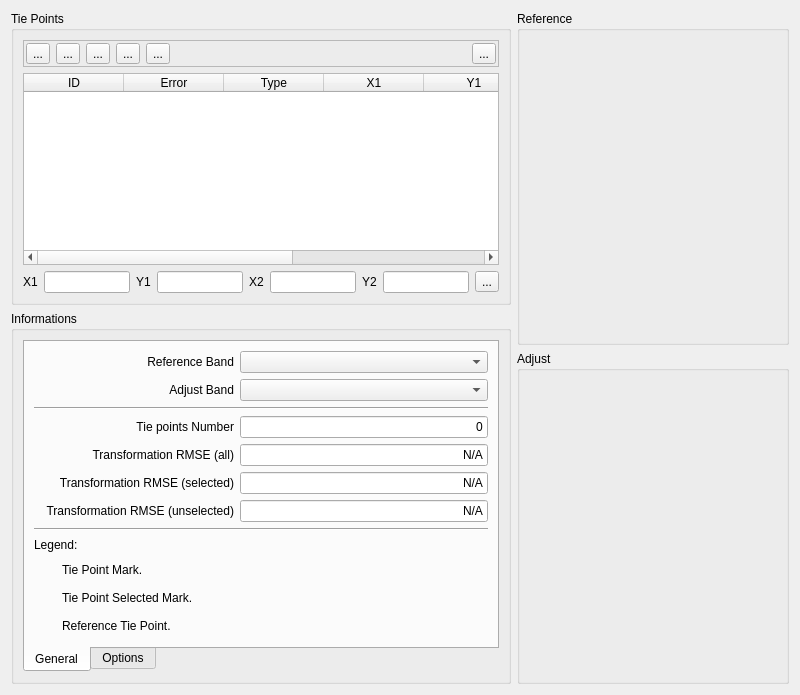
claudiobogossian/terralib5, file src/terralib/qt/widgets/rp/ui/TiePointLocatorWidgetForm.ui: the form before one commit.
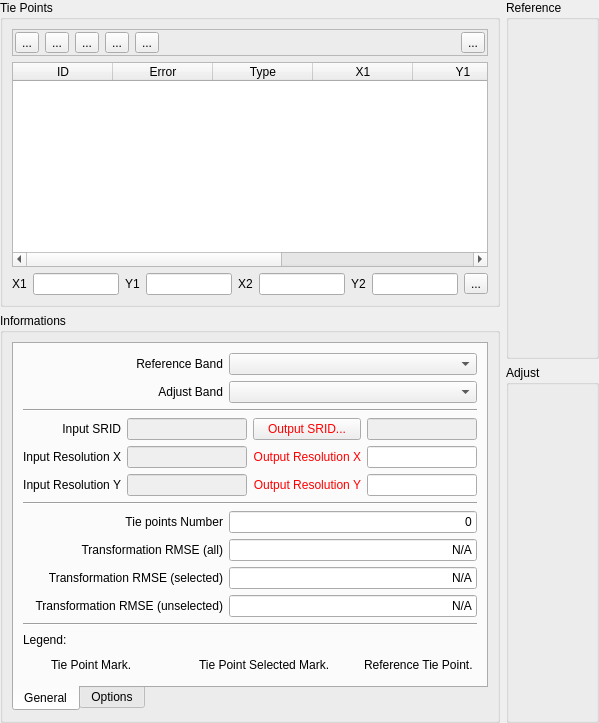
The form after the commit.

What changed in the file:
```diff
--- a/src/terralib/qt/widgets/rp/ui/TiePointLocatorWidgetForm.ui
+++ b/src/terralib/qt/widgets/rp/ui/TiePointLocatorWidgetForm.ui
@@ -6,18 +6,21 @@
    <rect>
     <x>0</x>
     <y>0</y>
-    <width>800</width>
-    <height>676</height>
+    <width>599</width>
+    <height>723</height>
    </rect>
   </property>
   <property name="windowTitle">
    <string>Tie Point Locator</string>
   </property>
-  <layout class="QGridLayout" name="gridLayout_23">
+  <layout class="QGridLayout" name="gridLayout_37">
+   <property name="margin">
+    <number>0</number>
+   </property>
    <item row="0" column="0">
-    <layout class="QGridLayout" name="gridLayout_22">
+    <layout class="QGridLayout" name="gridLayout_36">
      <item row="0" column="0">
-      <layout class="QGridLayout" name="gridLayout_17">
+      <layout class="QGridLayout" name="gridLayout_35">
        <item row="0" column="0">
         <widget class="QGroupBox" name="groupBox">
          <property name="sizePolicy">
@@ -254,7 +257,7 @@
          <property name="title">
           <string>Informations</string>
          </property>
-         <layout class="QGridLayout" name="gridLayout_16">
+         <layout class="QGridLayout" name="gridLayout_34">
           <item row="0" column="0">
            <widget class="QTabWidget" name="tabWidget">
             <property name="tabPosition">
@@ -267,11 +270,11 @@
              <attribute name="title">
               <string>General</string>
              </attribute>
-             <layout class="QGridLayout" name="gridLayout_6">
+             <layout class="QGridLayout" name="gridLayout_33">
               <item row="0" column="0">
-               <layout class="QGridLayout" name="gridLayout_12">
+               <layout class="QGridLayout" name="gridLayout_32">
                 <item row="0" column="0">
-                 <layout class="QGridLayout" name="gridLayout_9">
+                 <layout class="QGridLayout" name="gridLayout_24">
                   <item row="0" column="0">
                    <layout class="QGridLayout" name="gridLayout_7">
                     <item row="0" column="0">
@@ -321,7 +324,7 @@
                    </layout>
                   </item>
                   <item row="0" column="1">
-                   <layout class="QGridLayout" name="gridLayout_8">
+                   <layout class="QGridLayout" name="gridLayout_9">
                     <item row="0" column="0">
                      <widget class="QComboBox" name="m_referenceBand1ComboBox">
                       <property name="sizePolicy">
@@ -347,13 +350,300 @@
                  </layout>
                 </item>
                 <item row="1" column="0">
+                 <layout class="QGridLayout" name="gridLayout_31">
+                  <item row="0" column="0">
+                   <widget class="Line" name="line_2">
+                    <property name="orientation">
+                     <enum>Qt::Horizontal</enum>
+                    </property>
+                   </widget>
+                  </item>
+                  <item row="1" column="0">
+                   <layout class="QGridLayout" name="gridLayout_30">
+                    <item row="0" column="0">
+                     <layout class="QGridLayout" name="gridLayout_28">
+                      <item row="0" column="0">
+                       <layout class="QGridLayout" name="gridLayout_27">
+                        <item row="0" column="0">
+                         <widget class="QLabel" name="label_28">
+                          <property name="text">
+                           <string>Input SRID</string>
+                          </property>
+                          <property name="alignment">
+                           <set>Qt::AlignRight|Qt::AlignTrailing|Qt::AlignVCenter</set>
+                          </property>
+                         </widget>
+                        </item>
+                        <item row="1" column="0">
+                         <widget class="QLabel" name="m_resXLabel_2">
+                          <property name="text">
+                           <string>Input Resolution X</string>
+                          </property>
+                          <property name="alignment">
+                           <set>Qt::AlignRight|Qt::AlignTrailing|Qt::AlignVCenter</set>
+                          </property>
+                         </widget>
+                        </item>
+                        <item row="2" column="0">
+                         <widget class="QLabel" name="m_resYLabel_2">
+                          <property name="autoFillBackground">
+                           <bool>false</bool>
+                          </property>
+                          <property name="text">
+                           <string>Input Resolution Y</string>
+                          </property>
+                          <property name="alignment">
+                           <set>Qt::AlignRight|Qt::AlignTrailing|Qt::AlignVCenter</set>
+                          </property>
+                         </widget>
+                        </item>
+                       </layout>
+                      </item>
+                      <item row="0" column="1">
+                       <layout class="QGridLayout" name="gridLayout_29">
+                        <item row="1" column="0">
+                         <widget class="QLineEdit" name="m_inputResXLineEdit">
+                          <property name="enabled">
+                           <bool>false</bool>
+                          </property>
+                          <property name="minimumSize">
+                           <size>
+                            <width>100</width>
+                            <height>0</height>
+                           </size>
+                          </property>
+                         </widget>
+                        </item>
+                        <item row="0" column="0">
+                         <widget class="QLineEdit" name="m_inputSRIDLineEdit">
+                          <property name="enabled">
+                           <bool>false</bool>
+                          </property>
+                          <property name="minimumSize">
+                           <size>
+                            <width>100</width>
+                            <height>0</height>
+                           </size>
+                          </property>
+                         </widget>
+                        </item>
+                        <item row="2" column="0">
+                         <widget class="QLineEdit" name="m_inputResYLineEdit">
+                          <property name="enabled">
+                           <bool>false</bool>
+                          </property>
+                          <property name="minimumSize">
+                           <size>
+                            <width>100</width>
+                            <height>0</height>
+                           </size>
+                          </property>
+                         </widget>
+                        </item>
+                       </layout>
+                      </item>
+                     </layout>
+                    </item>
+                    <item row="0" column="1">
+                     <layout class="QGridLayout" name="gridLayout_26">
+                      <item row="0" column="0">
+                       <layout class="QGridLayout" name="gridLayout_25">
+                        <item row="0" column="0">
+                         <widget class="QPushButton" name="m_sridPushButton">
+                          <property name="palette">
+                           <palette>
+                            <active>
+                             <colorrole role="ButtonText">
+                              <brush brushstyle="SolidPattern">
+                               <color alpha="255">
+                                <red>255</red>
+                                <green>0</green>
+                                <blue>0</blue>
+                               </color>
+                              </brush>
+                             </colorrole>
+                            </active>
+                            <inactive>
+                             <colorrole role="ButtonText">
+                              <brush brushstyle="SolidPattern">
+                               <color alpha="255">
+                                <red>255</red>
+                                <green>0</green>
+                                <blue>0</blue>
+                               </color>
+                              </brush>
+                             </colorrole>
+                            </inactive>
+                            <disabled>
+                             <colorrole role="ButtonText">
+                              <brush brushstyle="SolidPattern">
+                               <color alpha="255">
+                                <red>120</red>
+                                <green>120</green>
+                                <blue>120</blue>
+                               </color>
+                              </brush>
+                             </colorrole>
+                            </disabled>
+                           </palette>
+                          </property>
+                          <property name="text">
+                           <string>Output SRID...</string>
+                          </property>
+                         </widget>
+                        </item>
+                        <item row="1" column="0">
+                         <widget class="QLabel" name="m_resXLabel">
+                          <property name="palette">
+                           <palette>
+                            <active>
+                             <colorrole role="WindowText">
+                              <brush brushstyle="SolidPattern">
+                               <color alpha="255">
+                                <red>255</red>
+                                <green>0</green>
+                                <blue>0</blue>
+                               </color>
+                              </brush>
+                             </colorrole>
+                            </active>
+                            <inactive>
+                             <colorrole role="WindowText">
+                              <brush brushstyle="SolidPattern">
+                               <color alpha="255">
+                                <red>255</red>
+                                <green>0</green>
+                                <blue>0</blue>
+                               </color>
+                              </brush>
+                             </colorrole>
+                            </inactive>
+                            <disabled>
+                             <colorrole role="WindowText">
+                              <brush brushstyle="SolidPattern">
+                               <color alpha="255">
+                                <red>120</red>
+                                <green>120</green>
+                                <blue>120</blue>
+                               </color>
+                              </brush>
+                             </colorrole>
+                            </disabled>
+                           </palette>
+                          </property>
+                          <property name="text">
+                           <string>Output Resolution X</string>
+                          </property>
+                          <property name="alignment">
+                           <set>Qt::AlignRight|Qt::AlignTrailing|Qt::AlignVCenter</set>
+                          </property>
+                         </widget>
+                        </item>
+                        <item row="2" column="0">
+                         <widget class="QLabel" name="m_resYLabel">
+                          <property name="palette">
+                           <palette>
+                            <active>
+                             <colorrole role="WindowText">
+                              <brush brushstyle="SolidPattern">
+                               <color alpha="255">
+                                <red>255</red>
+                                <green>0</green>
+                                <blue>0</blue>
+                               </color>
+                              </brush>
+                             </colorrole>
+                            </active>
+                            <inactive>
+                             <colorrole role="WindowText">
+                              <brush brushstyle="SolidPattern">
+                               <color alpha="255">
+                                <red>255</red>
+                                <green>0</green>
+                                <blue>0</blue>
+                               </color>
+                              </brush>
+                             </colorrole>
+                            </inactive>
+                            <disabled>
+                             <colorrole role="WindowText">
+                              <brush brushstyle="SolidPattern">
+                               <color alpha="255">
+                                <red>120</red>
+                                <green>120</green>
+                                <blue>120</blue>
+                               </color>
+                              </brush>
+                             </colorrole>
+                            </disabled>
+                           </palette>
+                          </property>
+                          <property name="autoFillBackground">
+                           <bool>false</bool>
+                          </property>
+                          <property name="text">
+                           <string>Output Resolution Y</string>
+                          </property>
+                          <property name="alignment">
+                           <set>Qt::AlignRight|Qt::AlignTrailing|Qt::AlignVCenter</set>
+                          </property>
+                         </widget>
+                        </item>
+                       </layout>
+                      </item>
+                      <item row="0" column="1">
+                       <layout class="QGridLayout" name="gridLayout_8">
+                        <item row="0" column="0">
+                         <widget class="QLineEdit" name="m_sridLineEdit">
+                          <property name="enabled">
+                           <bool>false</bool>
+                          </property>
+                          <property name="minimumSize">
+                           <size>
+                            <width>100</width>
+                            <height>0</height>
+                           </size>
+                          </property>
+                         </widget>
+                        </item>
+                        <item row="1" column="0">
+                         <widget class="QLineEdit" name="m_resXLineEdit">
+                          <property name="minimumSize">
+                           <size>
+                            <width>100</width>
+                            <height>0</height>
+                           </size>
+                          </property>
+                         </widget>
+                        </item>
+                        <item row="2" column="0">
+                         <widget class="QLineEdit" name="m_resYLineEdit">
+                          <property name="minimumSize">
+                           <size>
+                            <width>100</width>
+                            <height>0</height>
+                           </size>
+                          </property>
+                         </widget>
+                        </item>
+                       </layout>
+                      </item>
+                     </layout>
+                    </item>
+                   </layout>
+                  </item>
+                 </layout>
+                </item>
+                <item row="2" column="0">
+                 <layout class="QGridLayout" name="gridLayout_23">
+                  <item row="0" column="0">
                  <widget class="Line" name="line">
                   <property name="orientation">
                    <enum>Qt::Horizontal</enum>
                   </property>
                  </widget>
                 </item>
-                <item row="2" column="0">
+                  <item row="1" column="0">
                  <layout class="QGridLayout" name="gridLayout_10">
                   <item row="0" column="0">
                    <widget class="QLabel" name="label_4">
@@ -521,15 +811,30 @@
                   </item>
                  </layout>
                 </item>
+                 </layout>
+                </item>
                 <item row="3" column="0">
+                 <layout class="QGridLayout" name="gridLayout_22">
+                  <item row="0" column="0">
                  <widget class="Line" name="line_3">
                   <property name="orientation">
                    <enum>Qt::Horizontal</enum>
                   </property>
                  </widget>
                 </item>
-                <item row="5" column="0">
-                 <layout class="QGridLayout" name="gridLayout_11">
+                  <item row="1" column="0">
+                   <layout class="QGridLayout" name="gridLayout_17">
+                    <item row="0" column="0">
+                     <widget class="QLabel" name="label_26">
+                      <property name="text">
+                       <string>Legend:</string>
+                      </property>
+                     </widget>
+                    </item>
+                    <item row="1" column="0">
+                     <layout class="QGridLayout" name="gridLayout_16">
+                      <item row="0" column="0">
+                       <layout class="QGridLayout" name="gridLayout_6">
                   <item row="0" column="0">
                    <widget class="QLabel" name="m_tiePointLabel">
                     <property name="minimumSize">
@@ -565,7 +870,11 @@
                     </property>
                    </widget>
                   </item>
-                  <item row="1" column="0">
+                       </layout>
+                      </item>
+                      <item row="0" column="1">
+                       <layout class="QGridLayout" name="gridLayout_11">
+                        <item row="0" column="0">
                    <widget class="QLabel" name="m_selectedTiePointLabel">
                     <property name="minimumSize">
                      <size>
@@ -587,7 +896,7 @@
                     </property>
                    </widget>
                   </item>
-                  <item row="1" column="1">
+                        <item row="0" column="1">
                    <widget class="QLabel" name="label_29">
                     <property name="sizePolicy">
                      <sizepolicy hsizetype="MinimumExpanding" vsizetype="Preferred">
@@ -600,7 +909,11 @@
                     </property>
                    </widget>
                   </item>
-                  <item row="2" column="0">
+                       </layout>
+                      </item>
+                      <item row="0" column="2">
+                       <layout class="QGridLayout" name="gridLayout_12">
+                        <item row="0" column="0">
                    <widget class="QLabel" name="m_refTiePointLabel">
                     <property name="minimumSize">
                      <size>
@@ -622,7 +935,7 @@
                     </property>
                    </widget>
                   </item>
-                  <item row="2" column="1">
+                        <item row="0" column="1">
                    <widget class="QLabel" name="label_31">
                     <property name="sizePolicy">
                      <sizepolicy hsizetype="MinimumExpanding" vsizetype="Preferred">
@@ -637,12 +950,11 @@
                   </item>
                  </layout>
                 </item>
-                <item row="4" column="0">
-                 <widget class="QLabel" name="label_26">
-                  <property name="text">
-                   <string>Legend:</string>
-                  </property>
-                 </widget>
+                     </layout>
+                    </item>
+                   </layout>
+                  </item>
+                 </layout>
                 </item>
                </layout>
               </item>
```
Left out of the diff: 13 changed lines with no effect on the pictures. Lines whose indentation alone changed are shown as unchanged.
